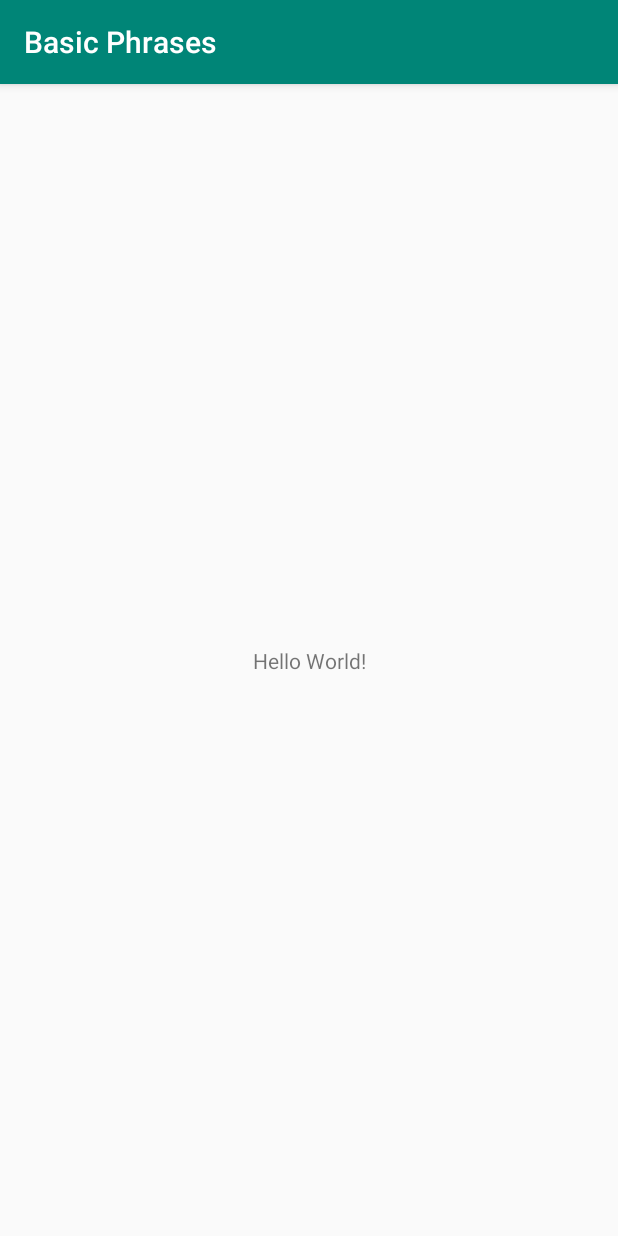
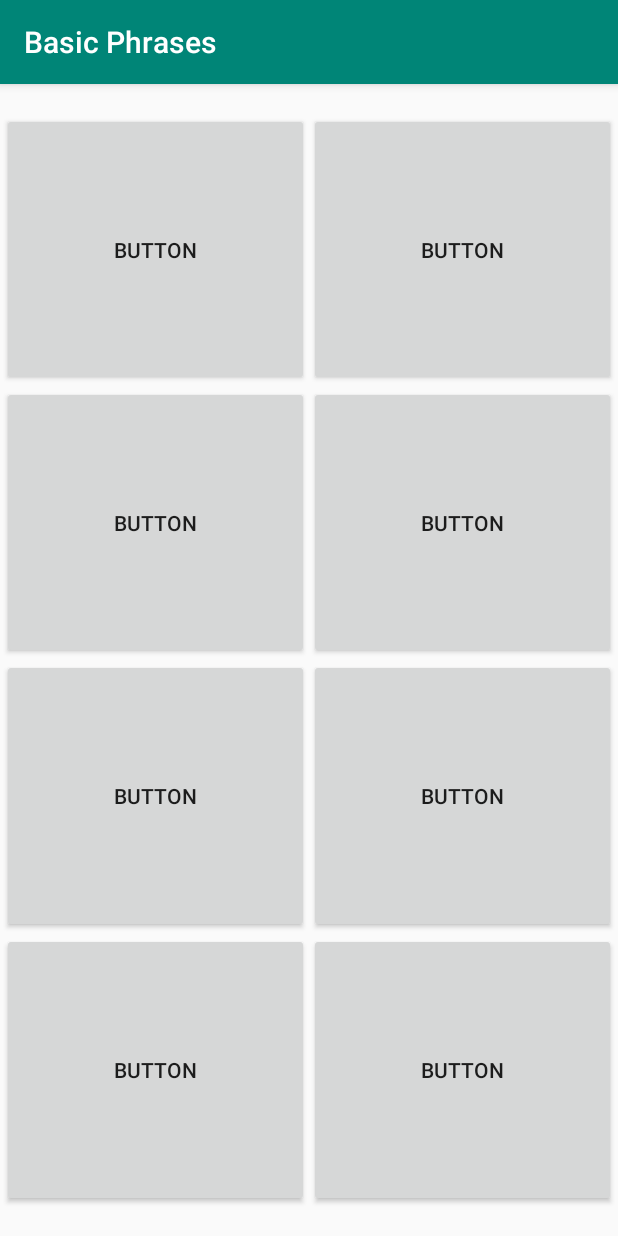
Before and after one commit to gustavorribeiro/basic-phrases, an Android app: the screen it shows after launch (MainActivity), on a phone screen of 412 x 824 dp. Run offline under Robolectric (Android 15) with nearby library versions, the phone set to English and light mode, and no system bars.

Commit message:
updating layout

```diff
--- a/app/build.gradle
+++ b/app/build.gradle
@@ -26,4 +26,5 @@ dependencies {
     testImplementation 'junit:junit:4.12'
     androidTestImplementation 'androidx.test.ext:junit:1.1.0'
     androidTestImplementation 'androidx.test.espresso:espresso-core:3.1.1'
+    implementation 'androidx.gridlayout:gridlayout:1.0.0'
 }
--- a/app/src/main/res/layout/activity_main.xml
+++ b/app/src/main/res/layout/activity_main.xml
@@ -6,13 +6,85 @@
     android:layout_height="match_parent"
     tools:context=".MainActivity">
 
-    <TextView
-        android:layout_width="wrap_content"
-        android:layout_height="wrap_content"
-        android:text="Hello World!"
+    <androidx.gridlayout.widget.GridLayout
+        android:layout_width="409dp"
+        android:layout_height="729dp"
+        android:layout_marginStart="8dp"
+        android:layout_marginLeft="8dp"
+        android:layout_marginTop="8dp"
+        android:layout_marginEnd="8dp"
+        android:layout_marginRight="8dp"
+        android:layout_marginBottom="8dp"
+        app:columnCount="2"
         app:layout_constraintBottom_toBottomOf="parent"
-        app:layout_constraintLeft_toLeftOf="parent"
-        app:layout_constraintRight_toRightOf="parent"
-        app:layout_constraintTop_toTopOf="parent" />
+        app:layout_constraintEnd_toEndOf="parent"
+        app:layout_constraintStart_toStartOf="parent"
+        app:layout_constraintTop_toTopOf="parent"
+        app:rowCount="4">
 
+        <Button
+            android:id="@+id/button0"
+            android:layout_width="wrap_content"
+            android:layout_height="wrap_content"
+            android:text="@string/button"
+            app:layout_gravity="fill"
+            app:layout_rowWeight="1"
+            app:layout_columnWeight="1"/>
+        <Button
+            android:id="@+id/button1"
+            android:layout_width="wrap_content"
+            android:layout_height="wrap_content"
+            android:text="@string/button"
+            app:layout_gravity="fill"
+            app:layout_rowWeight="1"
+            app:layout_columnWeight="1"/>
+        <Button
+            android:id="@+id/button2"
+            android:layout_width="wrap_content"
+            android:layout_height="wrap_content"
+            android:text="@string/button"
+            app:layout_gravity="fill"
+            app:layout_rowWeight="1"
+            app:layout_columnWeight="1"/>
+        <Button
+            android:id="@+id/button3"
+            android:layout_width="wrap_content"
+            android:layout_height="wrap_content"
+            android:text="@string/button"
+            app:layout_gravity="fill"
+            app:layout_rowWeight="1"
+            app:layout_columnWeight="1"/>
+        <Button
+            android:id="@+id/button4"
+            android:layout_width="wrap_content"
+            android:layout_height="wrap_content"
+            android:text="@string/button"
+            app:layout_gravity="fill"
+            app:layout_rowWeight="1"
+            app:layout_columnWeight="1"/>
+        <Button
+            android:id="@+id/button5"
+            android:layout_width="wrap_content"
+            android:layout_height="wrap_content"
+            android:text="@string/button"
+            app:layout_gravity="fill"
+            app:layout_rowWeight="1"
+            app:layout_columnWeight="1"/>
+        <Button
+            android:id="@+id/button6"
+            android:layout_width="wrap_content"
+            android:layout_height="wrap_content"
+            android:text="@string/button"
+            app:layout_gravity="fill"
+            app:layout_rowWeight="1"
+            app:layout_columnWeight="1"/>
+        <Button
+            android:id="@+id/button7"
+            android:layout_width="wrap_content"
+            android:layout_height="wrap_content"
+            android:text="@string/button"
+            app:layout_gravity="fill"
+            app:layout_rowWeight="1"
+            app:layout_columnWeight="1"/>
+    </androidx.gridlayout.widget.GridLayout>
 </androidx.constraintlayout.widget.ConstraintLayout>
--- a/app/src/main/res/values/strings.xml
+++ b/app/src/main/res/values/strings.xml
@@ -1,3 +1,4 @@
 <resources>
     <string name="app_name">Basic Phrases</string>
+    <string name="button">Button</string>
 </resources>
```
